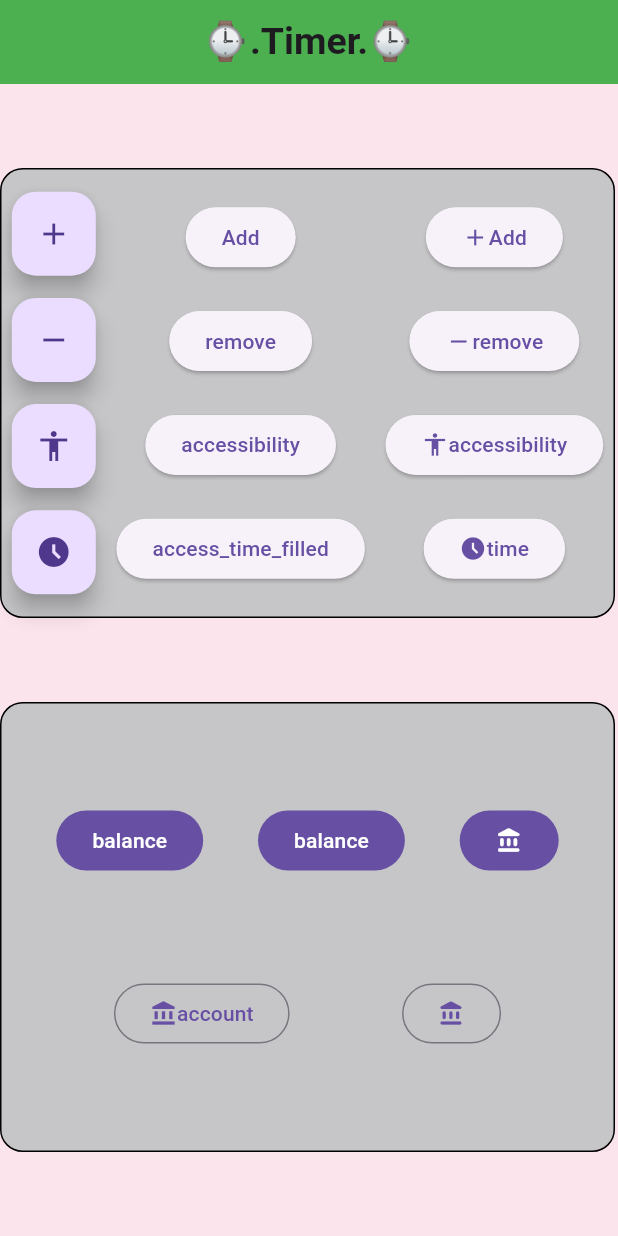
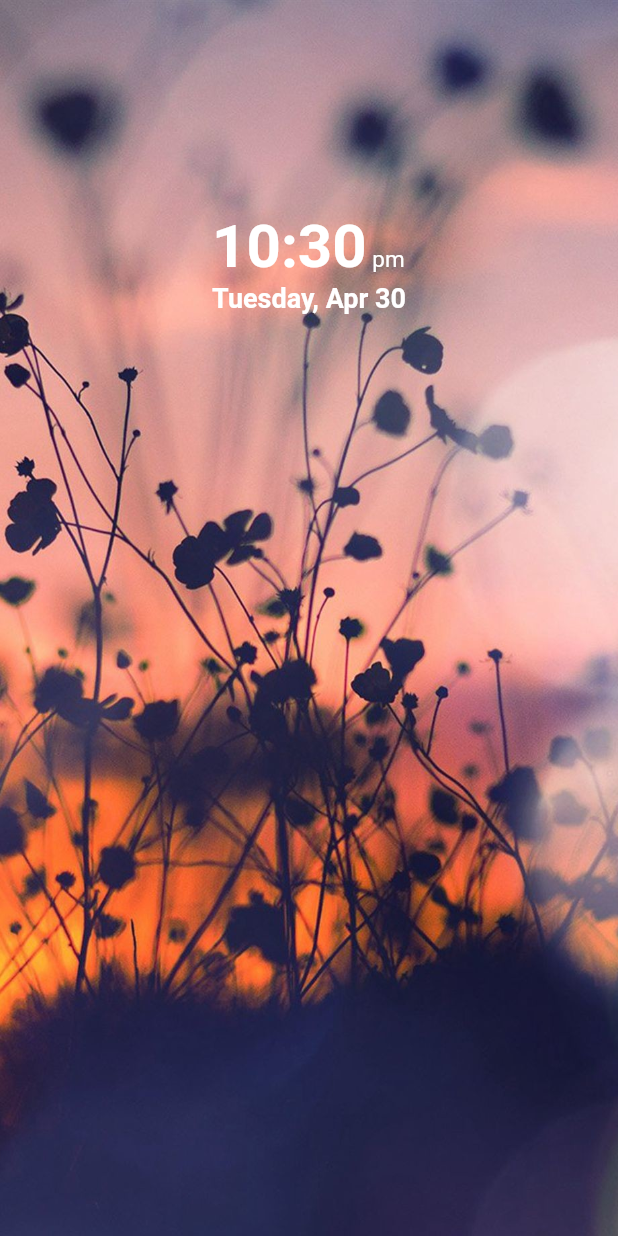
Before and after one commit to prachis70/timedailytask, a Flutter app: the screen it shows after launch, on a phone screen of 412 x 824 dp. Run offline on Flutter 3.47's test engine with Material 3 defaults, Android fonts, the phone set to English and light mode, and no system bars.

Commit message:
Initial commit 2/5/2024

```diff
--- a/lib/main.dart
+++ b/lib/main.dart
@@ -1,4 +1,5 @@
 import 'package:flutter/material.dart';
+import 'package:timedailytask/projects/Timer_App.dart';
 import 'package:timedailytask/projects/pr1.dart';
 void main()
 {
@@ -12,7 +13,9 @@ class Timerpro extends StatelessWidget {
     return MaterialApp(
       debugShowCheckedModeBanner: false,
       routes: {
-        '/':(context)=>TimerButton(),
+        //'/':(context)=>TimerButton(),
+        '/':(context) => clockPage(),
+
       },
     );
   }
--- /dev/null
+++ b/lib/projects/Timer_App.dart
@@ -0,0 +1,79 @@
+import 'dart:async';
+
+import 'package:flutter/material.dart';
+
+class clockPage extends StatefulWidget {
+  const clockPage({super.key});
+
+  @override
+  State<clockPage> createState() => _clockPageState();
+}
+
+class _clockPageState extends State<clockPage> {
+  @override
+  Widget build(BuildContext context) {
+    Timer.periodic(Duration(seconds: 1), (timer) {
+      setState(() {
+        dateTime=DateTime.now();
+        switch(dateTime.weekday)
+            {
+          case 1:day='Monday';break;
+          case 2:day='Tuesday';break;
+          case 3:day='Wednesday';break;
+          case 4:day='Thursday';break;
+          case 5:day='Friday';break;
+          case 6:day='Saturday';break;
+          case 7:day='Sunday';break;
+        }
+        switch(dateTime.month)
+        {
+          case 1:month='Jan';break;
+          case 2:month='Feb';break;
+          case 3:month='Mar';break;
+          case 4:month='Apr';break;
+          case 5:month='May';break;
+          case 6:month='June';break;
+          case 7:month='July';break;
+          case 8:month='Aug';break;
+          case 9:month='Sep';break;
+          case 10:month='Oct';break;
+          case 11:month='Nov';break;
+          case 12:month='Dec';break;
+        }
+      });
+    });
+    return Scaffold(
+      // appBar: AppBar(
+      //   backgroundColor: Colors.black,
+      //   title: Center(child: Text('ClockApp',style: TextStyle(fontSize: 25,fontWeight: FontWeight.bold,color: Colors.white),)),
+      // ),
+      body: Column(
+        children: [
+          Container(
+            height: 860,
+            width: double.infinity,
+            decoration: BoxDecoration(
+                color: Colors.grey,
+              image: DecorationImage(
+                fit: BoxFit.cover,
+                 image: AssetImage('assets/imgs/clock1.jpg'),
+              ),
+            ),
+            child: Column(
+              children: [
+                RichText(text: TextSpan(children: [
+                  TextSpan(text: '\n\n\n${dateTime.hour%12}:${dateTime.minute}',style: TextStyle(fontWeight: FontWeight.bold,fontSize: 40,color: Colors.white)),
+                  TextSpan(text: '${(dateTime.hour>12)?' am\n':' pm\n'}',style: TextStyle(fontSize: 15)),
+                  TextSpan( text:'$day, $month ${dateTime.day}',style: TextStyle(fontSize: 18,fontWeight: FontWeight.bold,color: Colors.white)),
+                ])),
+              ],
+            ),
+          ),
+        ],
+      ),
+    );
+  }
+}
+DateTime dateTime=DateTime.now();
+String day='';
+String month='';
--- a/pubspec.yaml
+++ b/pubspec.yaml
@@ -62,6 +62,8 @@ flutter:
   # assets:
   #   - images/a_dot_burr.jpeg
   #   - images/a_dot_ham.jpeg
+  assets:
+    - assets/imgs/clock1.jpg
 
   # An image asset can refer to one or more resolution-specific "variants", see
   # https://flutter.dev/assets-and-images/#resolution-aware
```
Also changed, not shown: Screenshot_20240430_134044.png (added), assets/imgs/clock.jpg (added), assets/imgs/clock1.jpg (added).
